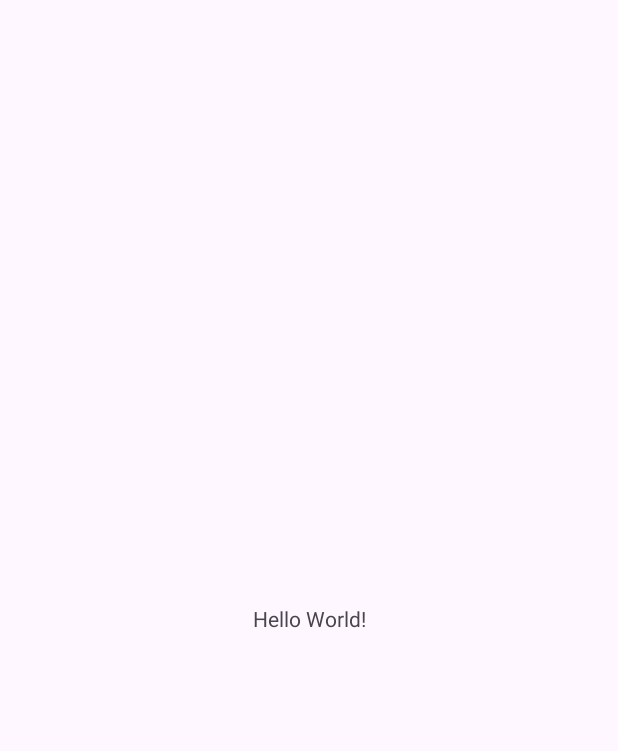
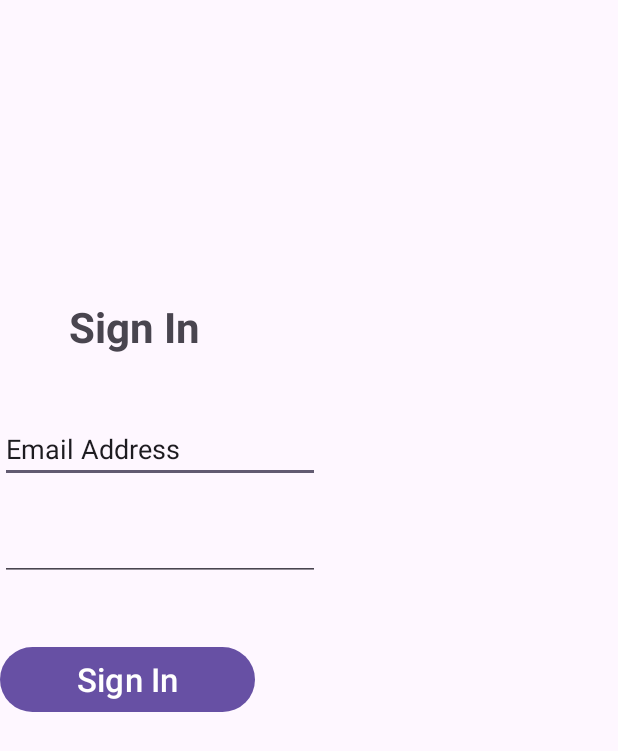
Before and after one commit to AllynnAlvarico/MobileApplicationCA, an Android app: the screen it shows after launch (MainActivity), on a phone screen of 412 x 824 dp. Before the commit the part shown is almost empty. Shown: the top 751 px of the screen. Run offline under Robolectric (Android 15) with nearby library versions, the phone set to English and light mode, and no system bars; our stand-ins replace Firebase (no records; nobody signed in at launch, a user with empty details on screens opened directly); 3 statements that could not run were skipped.

Commit message:
added txt email, password and button

```diff
--- a/app/build.gradle.kts
+++ b/app/build.gradle.kts
@@ -1,5 +1,6 @@
 plugins {
     alias(libs.plugins.android.application)
+    id("com.google.gms.google-services")
 }
 
 android {
@@ -36,6 +37,10 @@ dependencies {
     implementation(libs.appcompat)
     implementation(libs.constraintlayout)
     implementation(libs.material)
+
+    implementation(platform("com.google.firebase:firebase-bom:35.2.0"))
+    implementation("com.google.firebase:firebase-auth")
+
     testImplementation(libs.junit)
     androidTestImplementation(libs.espresso.core)
     androidTestImplementation(libs.ext.junit)
--- a/app/src/main/java/alvarico/allynn/MainActivity.java
+++ b/app/src/main/java/alvarico/allynn/MainActivity.java
@@ -8,7 +8,20 @@ import androidx.core.graphics.Insets;
 import androidx.core.view.ViewCompat;
 import androidx.core.view.WindowInsetsCompat;
 
+import android.view.View;
+import android.widget.Button;
+import android.widget.EditText;
+import android.widget.Toast;
+
+import com.google.firebase.auth.FirebaseAuth;
+
 public class MainActivity extends AppCompatActivity {
+
+    EditText editTextEmail = findViewById(R.id.txtEmail);
+    EditText editTextPassword = findViewById(R.id.txtPassword);
+    Button btnSignIn = findViewById(R.id.btnSignIn);
+
+    FirebaseAuth auth = FirebaseAuth.getInstance();
 
     @Override
     protected void onCreate(Bundle savedInstanceState) {
@@ -21,4 +34,11 @@ public class MainActivity extends AppCompatActivity {
             return insets;
         });
     }
+
+    public void signIn(View view) {
+        String email = editTextEmail.getText().toString();
+        String password = editTextPassword.getText().toString();
+
+
+    }
 }
--- a/app/src/main/res/layout/activity_main.xml
+++ b/app/src/main/res/layout/activity_main.xml
@@ -8,12 +8,51 @@
     tools:context=".MainActivity">
 
     <TextView
+        android:id="@+id/lblSignIn"
         android:layout_width="wrap_content"
         android:layout_height="wrap_content"
-        android:text="Hello World!"
+        android:text="Sign In"
+        android:textSize="28dp"
+        android:textStyle="bold"
         app:layout_constraintBottom_toBottomOf="parent"
         app:layout_constraintEnd_toEndOf="parent"
+        app:layout_constraintHorizontal_bias="0.142"
         app:layout_constraintStart_toStartOf="parent"
-        app:layout_constraintTop_toTopOf="parent" />
+        app:layout_constraintTop_toTopOf="parent"
+        app:layout_constraintVertical_bias="0.253" />
+
+    <EditText
+        android:id="@+id/txtEmail"
+        android:layout_width="wrap_content"
+        android:layout_height="wrap_content"
+        android:layout_marginTop="40dp"
+        android:ems="10"
+        android:inputType="text"
+        android:text="Email Address"
+        android:textSize="18dp"
+        app:layout_constraintTop_toBottomOf="@+id/lblSignIn"
+        tools:layout_editor_absoluteX="46dp" />
+
+    <EditText
+        android:id="@+id/txtPassword"
+        android:layout_width="wrap_content"
+        android:layout_height="wrap_content"
+        android:layout_marginTop="20dp"
+        android:ems="10"
+        android:inputType="textPassword"
+        android:textSize="18dp"
+        app:layout_constraintTop_toBottomOf="@+id/txtEmail"
+        tools:layout_editor_absoluteX="46dp" />
+
+    <Button
+        android:id="@+id/btnSignIn"
+        android:layout_width="170dp"
+        android:layout_height="51dp"
+        android:layout_marginTop="40dp"
+        android:text="Sign In"
+        android:textSize="22dp"
+        app:layout_constraintTop_toBottomOf="@+id/txtPassword"
+        tools:layout_editor_absoluteX="66dp" />
+
 
 </androidx.constraintlayout.widget.ConstraintLayout>
--- a/build.gradle.kts
+++ b/build.gradle.kts
@@ -1,4 +1,5 @@
 // Top-level build file where you can add configuration options common to all sub-projects/modules.
 plugins {
     alias(libs.plugins.android.application) apply false
+    id("com.google.gms.google-services") version "4.6.0" apply false
 }
```
